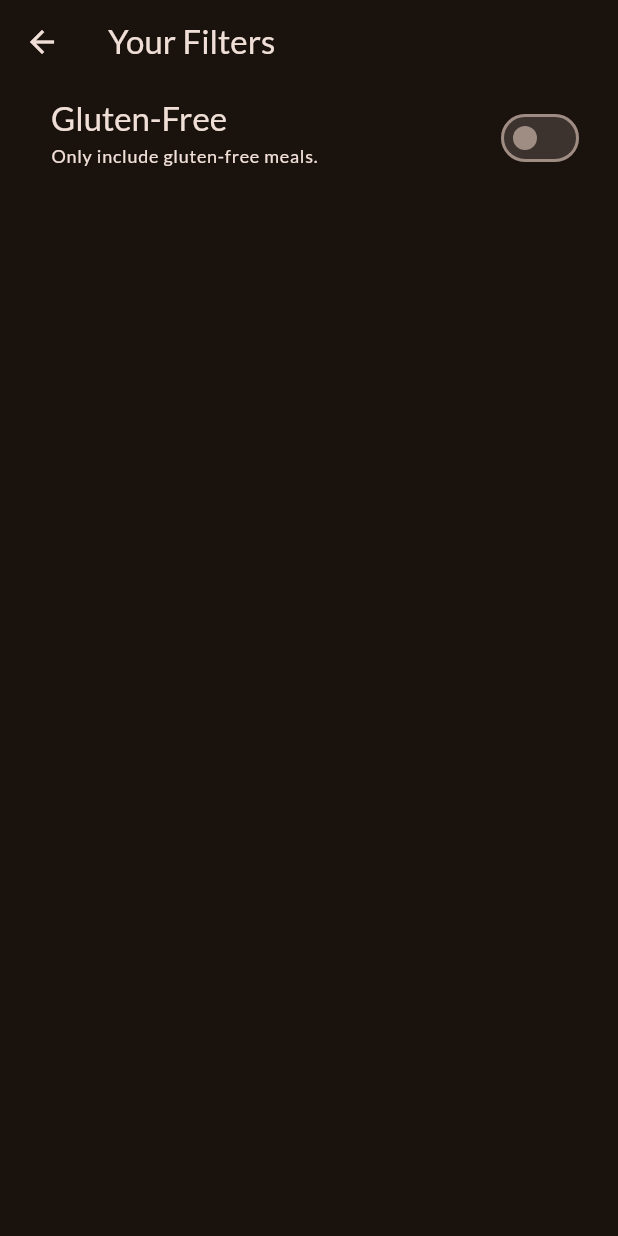
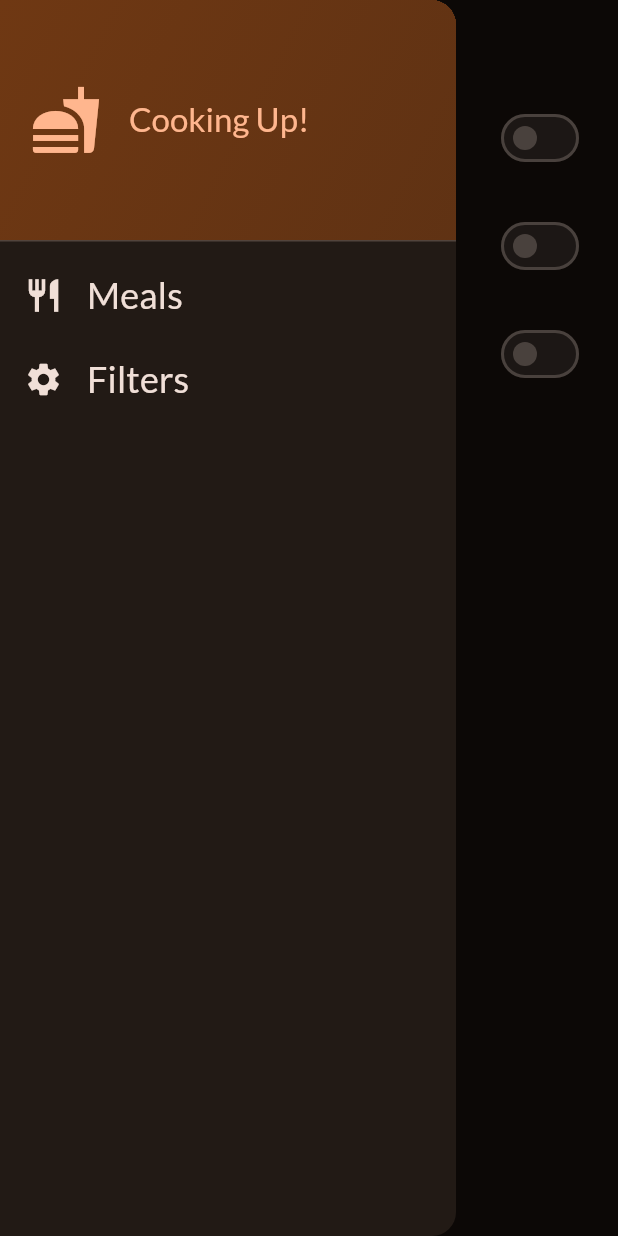
Before and after one commit to ajax-39/Flutter_InfoMeal, a Flutter app: the FiltersScreen screen opened directly, with the side drawer open (before the commit the screen has no drawer), on a phone screen of 412 x 824 dp. Run offline on Flutter 3.47's test engine with Material 3 defaults, Android fonts, the phone set to English and light mode, and no system bars; our stand-ins replace google_fonts, transparent_image.

Commit message:
applyling filters

```diff
--- a/lib/screens/filters.dart
+++ b/lib/screens/filters.dart
@@ -1,4 +1,12 @@
 import 'package:flutter/material.dart';
+import 'package:meals/screens/tabs.dart';
+import 'package:meals/widgets/main_drawer.dart';
+
+enum Filter {
+  glutenFree,
+  lactoseFree,
+  vegetarian,
+}
 
 class FiltersScreen extends StatefulWidget {
   const FiltersScreen({super.key});
@@ -11,14 +19,42 @@ class FiltersScreen extends StatefulWidget {
 
 class _FilterScreenState extends State<FiltersScreen> {
   var _glutenFreeFilterSet = false;
+  var _lactoseFreeFilterSet = false;
+  var _veganFreeFilterSet = false;
+
   @override
   Widget build(context) {
     return Scaffold(
+      //
+      drawer: MainDrawer(onSelectScreen: (indentifier) {
+        Navigator.of(context).pop();
+
+        if (indentifier == 'meals') {
+          Navigator.of(context).push(
+            MaterialPageRoute(
+              builder: (ctx) => const TabScreen(),
+            ),
+          );
+        }
+      }),
+      //
       appBar: AppBar(
         title: const Text('Your Filters'),
       ),
       //
-      body: Column(
+      body: PopScope(
+        canPop: false,
+        onPopInvoked: (bool didPop) {
+          if (didPop) return;
+          Navigator.of(context).pop(
+            {
+              Filter.glutenFree: _glutenFreeFilterSet,
+              Filter.lactoseFree: _lactoseFreeFilterSet,
+              Filter.vegetarian: _veganFreeFilterSet,
+            },
+          );
+        },
+        child: Column(
           children: [
             SwitchListTile(
               value: _glutenFreeFilterSet,
@@ -49,8 +85,71 @@ class _FilterScreenState extends State<FiltersScreen> {
                 left: 34,
                 right: 22,
               ),
-          )
+            ),
+            //
+            SwitchListTile(
+              value: _lactoseFreeFilterSet,
+              //
+              onChanged: (isChecked) {
+                setState(() {
+                  _lactoseFreeFilterSet = isChecked;
+                });
+              },
+              //
+              title: Text(
+                'Lactose-Free',
+                style: Theme.of(context).textTheme.titleLarge!.copyWith(
+                      color: Theme.of(context).colorScheme.onSurface,
+                    ),
+              ),
+              //
+              subtitle: Text(
+                'Only include Lactose-free meals.',
+                style: Theme.of(context).textTheme.labelMedium!.copyWith(
+                      color: Theme.of(context).colorScheme.onSurface,
+                    ),
+              ),
+              //
+              activeColor: Theme.of(context).colorScheme.tertiary,
+              //
+              contentPadding: const EdgeInsets.only(
+                left: 34,
+                right: 22,
+              ),
+            ),
+            //
+            SwitchListTile(
+              value: _veganFreeFilterSet,
+              //
+              onChanged: (isChecked) {
+                setState(() {
+                  _veganFreeFilterSet = isChecked;
+                });
+              },
+              //
+              title: Text(
+                'Vegatarian',
+                style: Theme.of(context).textTheme.titleLarge!.copyWith(
+                      color: Theme.of(context).colorScheme.onSurface,
+                    ),
+              ),
+              //
+              subtitle: Text(
+                'Only include Vegatarian meals.',
+                style: Theme.of(context).textTheme.labelMedium!.copyWith(
+                      color: Theme.of(context).colorScheme.onSurface,
+                    ),
+              ),
+              //
+              activeColor: Theme.of(context).colorScheme.tertiary,
+              //
+              contentPadding: const EdgeInsets.only(
+                left: 34,
+                right: 22,
+              ),
+            ),
           ],
+        ),
       ),
     );
   }
--- a/lib/widgets/main_drawer.dart
+++ b/lib/widgets/main_drawer.dart
@@ -84,7 +84,7 @@ class MainDrawer extends StatelessWidget {
             ),
             //
             title: Text(
-              'Settings',
+              'Filters',
               style: Theme.of(context).textTheme.titleSmall!.copyWith(
                     color: Theme.of(context).colorScheme.onSurface,
                     fontSize: 24,
```
Also changed, not shown: lib/screens/tabs.dart (+8 -3 lines). Lines whose indentation alone changed are shown as unchanged.
